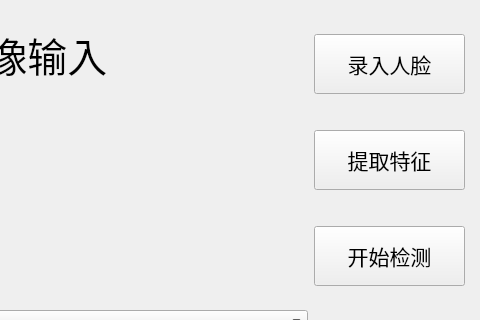
Above: ui_src/MainUI.ui from akira4O4/PyQt5_Face_Recognition before the change; both pictures show x 363 to 843 and y 228 to 548 of the 843 by 694 pixel window. Below: the same form after it.
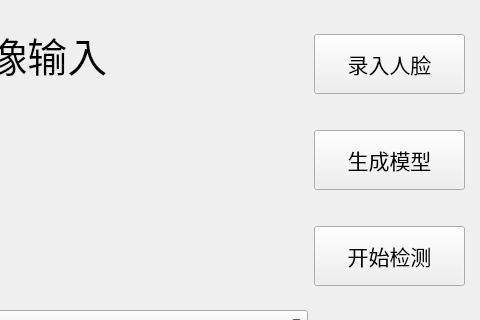
That is the form after the change.

```diff
--- a/ui_src/MainUI.ui
+++ b/ui_src/MainUI.ui
@@ -240,7 +240,7 @@
           </font>
          </property>
          <property name="text">
-          <string>提取特征</string>
+          <string>生成模型</string>
          </property>
         </widget>
        </item>
```
